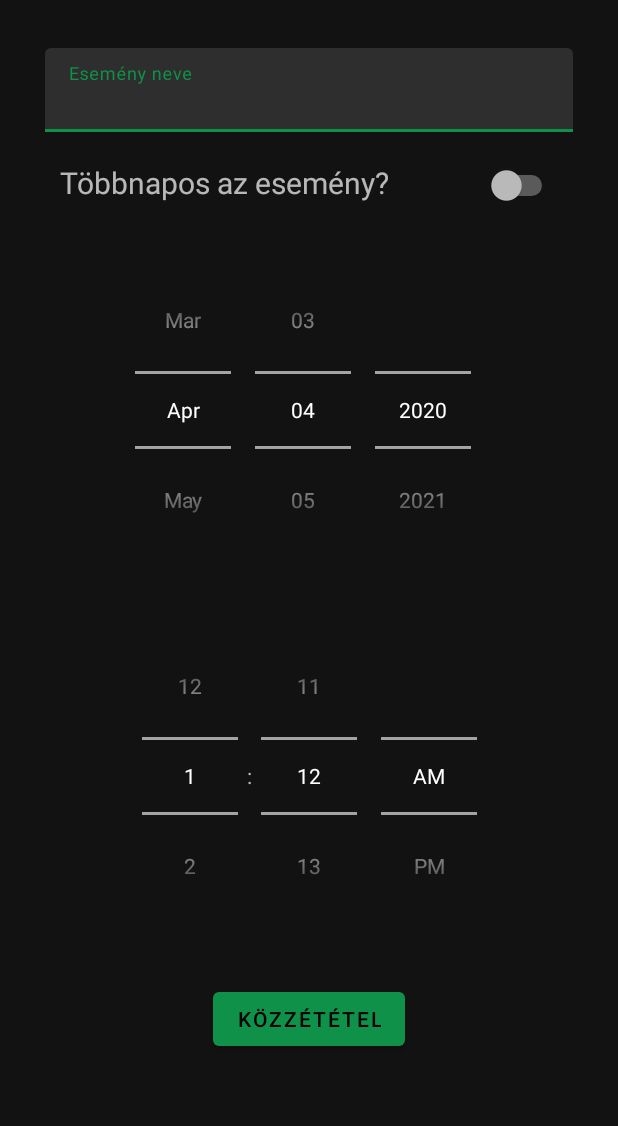
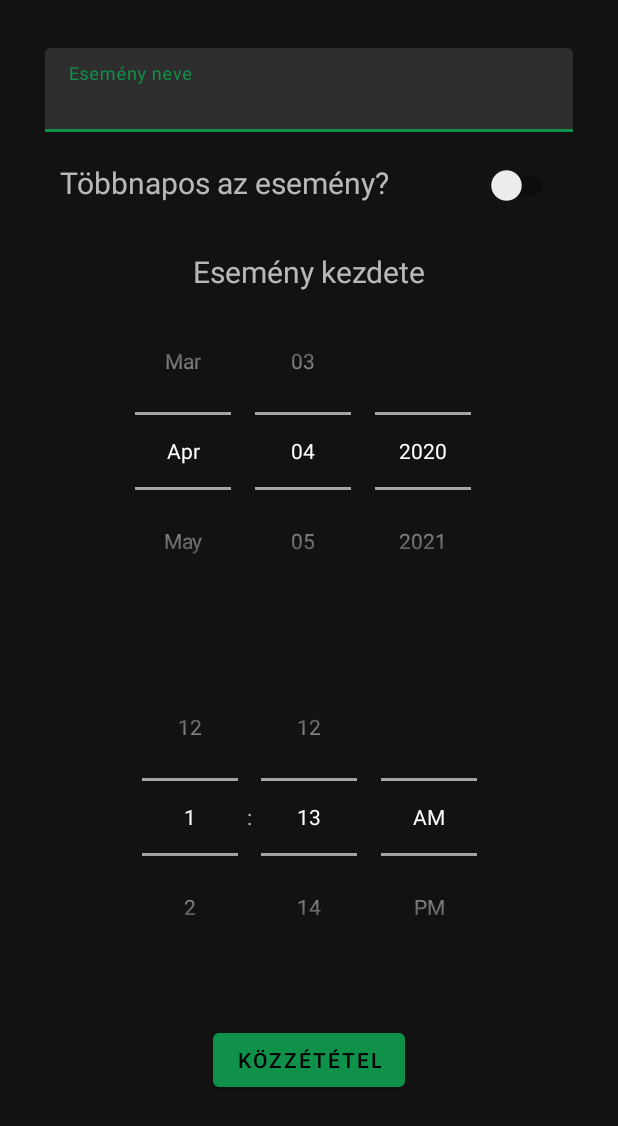
Before and after one commit to Abokyy/A802app, an Android app: the AddNewEventActivity screen opened directly, with no data from a screen before it, on a phone screen of 412 x 824 dp. Shown: the top 1126 px of the screen. Run offline under Robolectric (Android 15) with nearby library versions, the phone set to English and light mode, and no system bars; our stand-ins replace Firebase (no records; nobody signed in at launch, a user with empty details on screens opened directly).

Commit message:
Minor design changes

```diff
--- a/build.gradle
+++ b/build.gradle
@@ -11,8 +11,8 @@ android {
         applicationId "csapat.app"
         minSdkVersion 21
         targetSdkVersion 29
-        versionCode 3
-        versionName "3.1"
+        versionCode 1
+        versionName "1.0"
         testInstrumentationRunner "androidx.test.runner.AndroidJUnitRunner"
     }
     buildTypes {
--- a/src/main/java/csapat/app/calendar/AddNewEventActivity.java
+++ b/src/main/java/csapat/app/calendar/AddNewEventActivity.java
@@ -7,6 +7,7 @@ import android.view.View;
 import android.widget.Button;
 import android.widget.CompoundButton;
 import android.widget.DatePicker;
+import android.widget.LinearLayout;
 import android.widget.Switch;
 import android.widget.TextView;
 import android.widget.TimePicker;
@@ -63,6 +64,7 @@ public class AddNewEventActivity extends BaseCompat {
         startTimePicker = findViewById(R.id.startTimePicker);
         endTimePicker = findViewById(R.id.endTimePicker);
         endDatePicker = findViewById(R.id.endDatePicker);
+        final LinearLayout endingDateLL = findViewById(R.id.endingTimeLL);
 
         multipleDaySwitch.setOnCheckedChangeListener(new CompoundButton.OnCheckedChangeListener() {
             @Override
@@ -70,12 +72,10 @@ public class AddNewEventActivity extends BaseCompat {
 
                 if (isChecked) {
                     switchState = true;
-                    endDatePicker.setVisibility(View.VISIBLE);
-                    endTimePicker.setVisibility(View.VISIBLE);
+                    endingDateLL.setVisibility(View.VISIBLE);
                 } else {
                     switchState = false;
-                    endDatePicker.setVisibility(View.GONE);
-                    endTimePicker.setVisibility(View.GONE);
+                    endingDateLL.setVisibility(View.GONE);
                 }
             }
         });
--- a/src/main/res/layout/activity_add_new_event.xml
+++ b/src/main/res/layout/activity_add_new_event.xml
@@ -2,30 +2,30 @@
 <ScrollView xmlns:android="http://schemas.android.com/apk/res/android"
     xmlns:app="http://schemas.android.com/apk/res-auto"
     xmlns:tools="http://schemas.android.com/tools"
-    android:layout_width="match_parent" android:layout_height="match_parent">
+    android:layout_width="match_parent"
+    android:layout_height="match_parent">
 
     <androidx.constraintlayout.widget.ConstraintLayout
         android:layout_width="match_parent"
-        android:paddingVertical="20dp"
-        android:layout_height="wrap_content">
+        android:layout_height="wrap_content"
+        android:paddingVertical="20dp">
 
         <com.google.android.material.textfield.TextInputLayout
             android:id="@+id/event_title_input_layout"
             android:layout_width="match_parent"
             android:layout_height="wrap_content"
+            android:layout_marginHorizontal="30dp"
             android:layout_marginVertical="12dp"
-            android:layout_marginHorizontal="30dp"
             app:layout_constraintEnd_toEndOf="parent"
             app:layout_constraintStart_toStartOf="parent"
-            app:layout_constraintTop_toTopOf="parent" >
+            app:layout_constraintTop_toTopOf="parent">
 
             <EditText
                 android:id="@+id/event_title_input"
                 android:layout_width="match_parent"
                 android:layout_height="wrap_content"
                 android:ems="15"
-            android:hint="@string/event_title"
-            />
+                android:hint="@string/event_title" />
 
         </com.google.android.material.textfield.TextInputLayout>
 
@@ -34,8 +34,8 @@
             android:id="@+id/linearLayout"
             android:layout_width="match_parent"
             android:layout_height="wrap_content"
+            android:layout_marginHorizontal="40dp"
             android:layout_marginVertical="20dp"
-            android:layout_marginHorizontal="40dp"
             android:orientation="horizontal"
             app:layout_constraintTop_toBottomOf="@id/event_title_input_layout"
             tools:targetApi="o">
@@ -53,19 +53,37 @@
                 android:id="@+id/multiple_day_switch"
                 android:layout_width="wrap_content"
                 android:layout_height="wrap_content"
+                android:theme="@style/SwitchTheme"
                 android:layout_weight="1" />
         </LinearLayout>
+
+        <LinearLayout
+            android:id="@+id/startingTimeLL"
+            android:layout_width="wrap_content"
+            android:layout_height="wrap_content"
+            android:gravity="center_horizontal"
+            android:orientation="vertical"
+            android:layout_marginTop="32dp"
+
+            app:layout_constraintEnd_toEndOf="parent"
+            app:layout_constraintStart_toStartOf="parent"
+            app:layout_constraintTop_toBottomOf="@+id/linearLayout">
+
+            <TextView
+                android:text="@string/start_of_event"
+                android:layout_marginHorizontal="15dp"
+                android:layout_width="wrap_content"
+                android:layout_height="wrap_content"
+                android:textSize="20sp"/>
 
             <DatePicker
                 android:id="@+id/startDatePicker"
                 android:layout_width="wrap_content"
                 android:layout_height="wrap_content"
-            android:layout_marginTop="32dp"
                 android:calendarViewShown="false"
                 android:datePickerMode="spinner"
                 app:layout_constraintEnd_toEndOf="parent"
-            app:layout_constraintStart_toStartOf="parent"
-            app:layout_constraintTop_toBottomOf="@+id/linearLayout" />
+                app:layout_constraintStart_toStartOf="parent" />
 
             <TimePicker
                 android:id="@+id/startTimePicker"
@@ -76,18 +94,35 @@
                 app:layout_constraintEnd_toEndOf="parent"
                 app:layout_constraintStart_toStartOf="parent"
                 app:layout_constraintTop_toBottomOf="@+id/startDatePicker" />
+        </LinearLayout>
+
+        <LinearLayout
+            android:id="@+id/endingTimeLL"
+            android:layout_width="wrap_content"
+            android:layout_height="wrap_content"
+            android:orientation="vertical"
+            android:layout_marginTop="32dp"
+            android:visibility="gone"
+            android:gravity="center_horizontal"
+            app:layout_constraintEnd_toEndOf="parent"
+            app:layout_constraintStart_toStartOf="parent"
+            app:layout_constraintTop_toBottomOf="@+id/startingTimeLL">
+
+            <TextView
+                android:text="@string/end_of_event"
+                android:layout_width="wrap_content"
+                android:layout_height="wrap_content"
+                android:textSize="20sp"/>
+
 
             <DatePicker
                 android:id="@+id/endDatePicker"
                 android:layout_width="wrap_content"
                 android:layout_height="wrap_content"
-            android:layout_marginTop="32dp"
                 android:calendarViewShown="false"
                 android:datePickerMode="spinner"
                 app:layout_constraintEnd_toEndOf="parent"
-            app:layout_constraintStart_toStartOf="parent"
-            app:layout_constraintTop_toBottomOf="@+id/startTimePicker"
-            android:visibility="gone"/>
+                app:layout_constraintStart_toStartOf="parent" />
 
             <TimePicker
                 android:id="@+id/endTimePicker"
@@ -95,11 +130,10 @@
                 android:layout_height="wrap_content"
                 android:layout_marginTop="32dp"
                 android:timePickerMode="spinner"
-            android:visibility="gone"
                 app:layout_constraintEnd_toEndOf="parent"
                 app:layout_constraintStart_toStartOf="parent"
-            app:layout_constraintTop_toBottomOf="@+id/endDatePicker"
-            />
+                app:layout_constraintTop_toBottomOf="@+id/endDatePicker" />
+        </LinearLayout>
 
         <Button
             android:id="@+id/submitBtn"
@@ -109,7 +143,7 @@
             android:text="Közzététel"
             app:layout_constraintEnd_toEndOf="parent"
             app:layout_constraintStart_toStartOf="parent"
-            app:layout_constraintTop_toBottomOf="@+id/endTimePicker" />
+            app:layout_constraintTop_toBottomOf="@+id/endingTimeLL" />
 
     </androidx.constraintlayout.widget.ConstraintLayout>
 
--- a/src/main/res/layout/activity_register.xml
+++ b/src/main/res/layout/activity_register.xml
@@ -98,6 +98,7 @@
             android:hint="@string/choose_patrol"
             android:id="@+id/autocomplete_patrol"
             android:layout_width="fill_parent"
+            android:paddingHorizontal="10dp"
             android:layout_height="60dp" />
 
         </com.google.android.material.textfield.TextInputLayout>
--- a/src/main/res/values/strings.xml
+++ b/src/main/res/values/strings.xml
@@ -61,4 +61,5 @@
     <string name="event_title">Esemény neve</string>
     <string name="cancel">Mégse</string>
     <string name="privacy_policy">Kjelentem, hogy elfogadom az <a href = "https://802-szent-korona.flycricket.io/privacy.html" target = "top">Adatvédelmi szabályzatot</a>.</string>
+    <string name="end_of_event">Esemény vége</string>
 </resources>
--- a/src/main/res/values/styles.xml
+++ b/src/main/res/values/styles.xml
@@ -15,6 +15,10 @@
         <item name="windowNoTitle">true</item>
     </style>
 
+    <style name="SwitchTheme" parent="Theme.AppCompat.Light">
+        <item name="android:colorControlActivated">@color/colorPrimary</item>
+    </style>
+
     <style name="AppTheme.Button" parent="Widget.MaterialComponents.Button">
         <item name="backgroundTint">@color/colorSecondaryDark</item>
     </style>
```
Also changed, not shown: 1 other file. Lines whose indentation alone changed are shown as unchanged.
